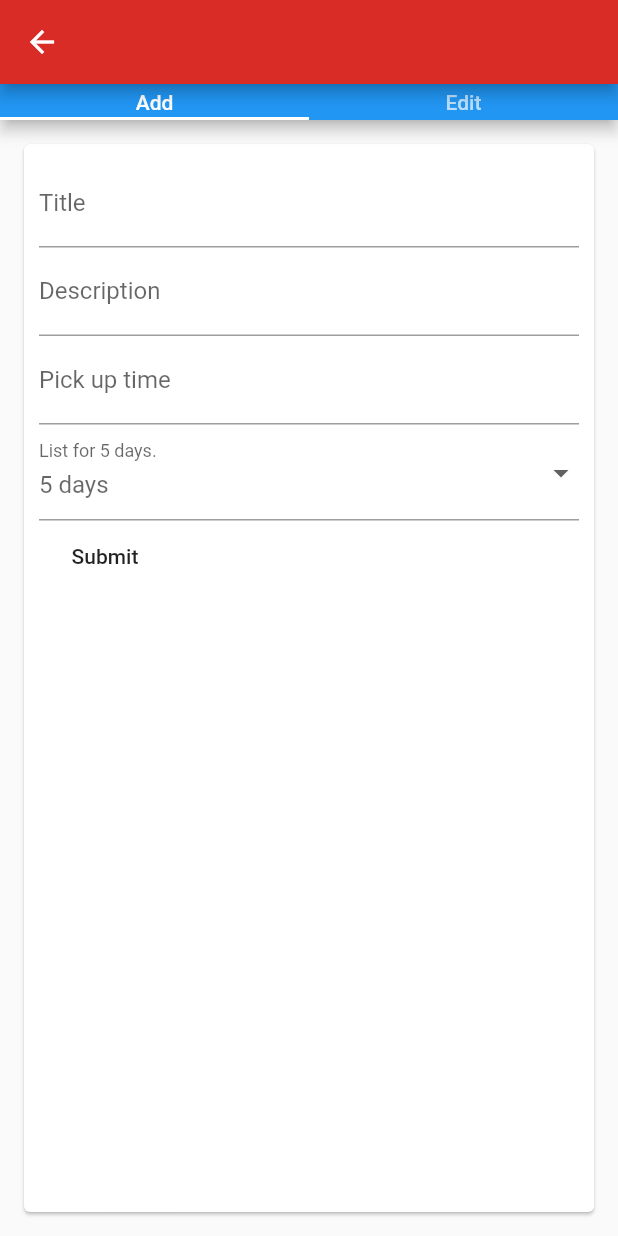
After one commit to vsales-one/hali-app, a Flutter app: the CreatePostScreen screen opened directly, scrolled down 332 dp, after a tap on "Submit", on a phone screen of 412 x 824 dp. The commit adds this screen. Run offline on Flutter 3.47's test engine with Material 2 defaults, Android fonts, the phone set to English and light mode, and no system bars; drawn by our look-alikes of flutter_form_builder; our stand-ins replace bloc, cached_network_image, cloud_firestore, dio, equatable, firebase_auth and 8 more; missing offline and left inert: flutter_facebook_login; accounts and stored records are empty; generated files the repository leaves out were written again; statements that could not run were skipped.

Commit message:
-create post

```diff
--- a/src/hali/lib/config/route_handlers.dart
+++ b/src/hali/lib/config/route_handlers.dart
@@ -3,6 +3,7 @@ import 'package:fluro/fluro.dart';
 import 'package:flutter/material.dart';
 import 'package:hali/home/views/feed_detail.dart';
 import 'package:hali/login/login.dart';
+import 'package:hali/posts/create_post.dart';
 import 'package:hali/register/register.dart';
 
 var rootHandler = Handler(
@@ -25,3 +26,8 @@ var showFeedDetailHandler = Handler(
     handlerFunc: (BuildContext context, Map<String, List<String>> params) {
       return FeedDetail();
     });
+
+var showCreatePostScreenHandler = Handler(
+    handlerFunc: (BuildContext context, Map<String, List<String>> params) {
+      return CreatePostScreen();
+    });
--- a/src/hali/lib/config/routes.dart
+++ b/src/hali/lib/config/routes.dart
@@ -17,6 +17,7 @@ class Routes {
   static String login = "/login";
   static String signUp = "/sign-up";
   static String feedDetail = "/feed-detail";
+  static String createPost = "create-post-screen";
 
   static void configureRoutes(Router router) {
     router.notFoundHandler = Handler(
@@ -27,5 +28,6 @@ class Routes {
     router.define(login, handler: loginHandler);
     router.define(signUp, handler: signUpHandler);
     router.define(feedDetail, handler: showFeedDetailHandler);
+    router.define(createPost, handler: showCreatePostScreenHandler);
   }
 }
--- a/src/hali/lib/home/home_screen.dart
+++ b/src/hali/lib/home/home_screen.dart
@@ -35,7 +35,7 @@ class HomeScreenState extends State<HomeScreen> {
         ],
       ),
       floatingActionButton: FloatingActionButton(
-        onPressed: () {},
+        onPressed: _presentCreatePostScreen,
         child: Icon(Icons.create,),
         backgroundColor: ColorUtils.hexToColor(colorD92c27),
       ),
@@ -47,6 +47,11 @@ class HomeScreenState extends State<HomeScreen> {
       isHiddenBannerInvite = !isHiddenBannerInvite;
     });
   }
+
+  _presentCreatePostScreen() {
+    Application.router.navigateTo(context, Routes.createPost, transition: TransitionType.fadeIn);
+  }
+
 
 }
 
--- /dev/null
+++ b/src/hali/lib/posts/create_food_form.dart
@@ -0,0 +1,108 @@
+
+import 'package:flutter/material.dart';
+import 'package:flutter_form_builder/flutter_form_builder.dart';
+import 'package:intl/intl.dart';
+
+class CreateFoodForm extends StatefulWidget {
+
+  @override
+  State<StatefulWidget> createState() {
+    return CreateFoodFormState();
+  }
+}
+
+class CreateFoodFormState extends State<CreateFoodForm> {
+
+  final GlobalKey<FormBuilderState> _fbKey = GlobalKey<FormBuilderState>();
+
+  List<DropdownMenuItem<String>> _renderListingDays() {
+    List<DropdownMenuItem<String>> chidrens = [];
+    for (var i = 5; i < 29; i++) {
+      chidrens.add(new DropdownMenuItem(child: Text("$i days"), value: "$i days",));
+    }
+    return chidrens;
+  }
+  @override
+  Widget build(BuildContext context) {
+    return Container(
+      child: Card(
+        margin: EdgeInsets.all(16),
+        child: Container(
+          padding: EdgeInsets.all(10),
+          child: Column(
+            children: <Widget>[
+              FormBuilder(
+                key: _fbKey,
+                initialValue: {
+                  'title': '',
+                  'date': DateTime.now(),
+                  'accept_terms': false,
+                },
+                autovalidate: true,
+                child: Column(
+                  children: <Widget>[
+
+                    FormBuilderTextField(
+                      attribute: "title",
+                      decoration: InputDecoration(labelText: "Title"),
+                      validators: [
+                        FormBuilderValidators.required(),
+                      ],
+                    ),
+                    FormBuilderTextField(
+                      attribute: "description",
+                      decoration: InputDecoration(labelText: "Description", hintText: "e.g. Quality, quanlity, use by date"),
+                      validators: [
+                        FormBuilderValidators.required(),
+                      ],
+                    ),
+                    FormBuilderDateTimePicker(
+                      attribute: "pickupTime",
+                      inputType: InputType.date,
+                      format: DateFormat("yyyy-MM-dd"),
+                      decoration:
+                      InputDecoration(labelText: "Pick up time"),
+                      validators: [
+                        FormBuilderValidators.requiredTrue(
+                          errorText:
+                          "You must choose pick up time.",
+                        ),
+                      ],
+                    ),
+
+                    FormBuilderDropdown(
+                      attribute: "listTime",
+                      decoration: InputDecoration(labelText: "List for 5 days."),
+                      // initialValue: 'Male',
+                      hint: Text('5 days'),
+                      initialValue: '5 days',
+                      validators: [FormBuilderValidators.required()],
+                      items: _renderListingDays()
+                          .map((gender) => DropdownMenuItem(
+                          value: gender,
+                          child: Text("$gender")
+                      )).toList(),
+                    ),
+
+                  ],
+                ),
+              ),
+              Row(
+                children: <Widget>[
+                  MaterialButton(
+                    child: Text("Submit"),
+                    onPressed: () {
+                      if (_fbKey.currentState.saveAndValidate()) {
+                        print(_fbKey.currentState.value);
+                      }
+                    },
+                  ),
+                ],
+              )
+            ],
+          ),
+        )
+      ),
+    );
+  }
+}
--- a/src/hali/lib/posts/create_post.dart
+++ b/src/hali/lib/posts/create_post.dart
@@ -1,6 +1,10 @@
 
 import 'package:flutter/material.dart';
+import 'package:hali/commons/styles.dart';
 import 'package:hali/utils/color_utils.dart';
+import 'package:material_design_icons_flutter/material_design_icons_flutter.dart';
+
+import 'create_food_form.dart';
 class CreatePostScreen extends StatefulWidget {
 
   @override
@@ -12,11 +16,19 @@ class CreatePostScreenState extends State<CreatePostScreen> {
 
   @override
   Widget build(BuildContext context) {
-    return CustomScrollView(
-
-      slivers: <Widget>[
-
-      ],
+    return Scaffold(
+      appBar: AppBar(
+        backgroundColor: ColorUtils.hexToColor(colorD92c27),
+      ),
+      body: Container(
+        color: Colors.white,
+        child: CustomScrollView(
+          slivers: <Widget>[
+            _PhotoCover(),
+            _ContentForm()
+          ],
+        ),
+      ),
     );
   }
 }
@@ -27,15 +39,21 @@ class _PhotoCover extends StatelessWidget {
   Widget build(BuildContext context) {
      return SliverToBoxAdapter(
        child: SizedBox(
-         height: 200,
+         height: 300,
          child: Container(
            child: Center(
              child: Column(
+               mainAxisAlignment: MainAxisAlignment.center,
+               crossAxisAlignment: CrossAxisAlignment.center,
                children: <Widget>[
-                 Icon(Icons.camera_alt, size: 100,),
-                 _TakePhoto()
+                 Icon(Icons.camera_alt, size: 80, color: Colors.grey,),
+                 _TakePhoto(),
+                 _UploadFromGallery(),
                ],
              ),
+           ),
+           decoration: BoxDecoration(
+             color: Colors.grey[300]
            ),
          ),
        ),
@@ -48,13 +66,90 @@ class _TakePhoto extends StatelessWidget {
   @override
   Widget build(BuildContext context) {
     return Container(
+      margin: EdgeInsets.all(16),
       decoration: BoxDecoration(
-        color: ColorUtils.hexToColor(colorD92c27)
+        color: ColorUtils.hexToColor(colorD92c27),
+        borderRadius: BorderRadius.circular(15)
       ),
       child: FlatButton(
           onPressed: null,
-          child: Text("Take a Photo")
+          child: Text("Take a Photo", style: Styles.getRegularStyle(14, Colors.white),)
       ),
     );
   }
 }
+
+class _UploadFromGallery extends StatelessWidget {
+
+  @override
+  Widget build(BuildContext context) {
+    return Container(
+      decoration: BoxDecoration(
+          borderRadius: BorderRadius.circular(15)
+      ),
+      child: FlatButton(
+          onPressed: null,
+          child: Text("Upload from gallery", style: Styles.getRegularStyle(14, Colors.blueGrey),)
+      ),
+    );
+  }
+}
+
+class _ContentForm extends StatelessWidget {
+
+  @override
+  Widget build(BuildContext context) {
+    return SliverToBoxAdapter(
+      child: SizedBox(
+        height: 800,
+        child: _TabBarContent(),
+      ),
+    );
+  }
+}
+
+class _TabBarContent extends StatefulWidget {
+
+
+  @override
+  State<StatefulWidget> createState() {
+    return _TabbarContentState();
+  }
+}
+
+class _TabbarContentState extends State<_TabBarContent> with SingleTickerProviderStateMixin {
+
+  TabController _tabController;
+
+  @override
+  void initState() {
+    _tabController = new TabController(length: 2, vsync: this);
+    super.initState();
+  }
+
+  Widget getTabBar() {
+    return TabBar(controller: _tabController, tabs: [
+      Tab(text: "Add", icon: Icon(MdiIcons.food)),
+      Tab(text: "Edit", icon: Icon(MdiIcons.ceilingLight)),
+    ]);
+  }
+
+
+  @override
+  Widget build(BuildContext context) {
+    return new Scaffold(
+      appBar: AppBar(
+        flexibleSpace: SafeArea(
+          child: getTabBar(),
+        ),
+        leading: new Container(),
+      ),
+      body: TabBarView(
+        children: [
+          CreateFoodForm(),
+          new Text("This is chat Tab View"),
+        ],
+        controller: _tabController,),
+    );
+  }
+}
--- a/src/hali/pubspec.yaml
+++ b/src/hali/pubspec.yaml
@@ -45,6 +45,7 @@ dependencies:
   image_picker: ^0.6.2+1
   firestore_ui: ^1.7.2
   json_annotation: ^3.0.0
+  flutter_form_builder: ^3.6.1
 
 dev_dependencies:
   flutter_test:
```
Also changed, not shown: src/hali/lib/constants/constants.dart (line endings or trailing spaces), src/hali/pubspec.lock, 1 other file.
